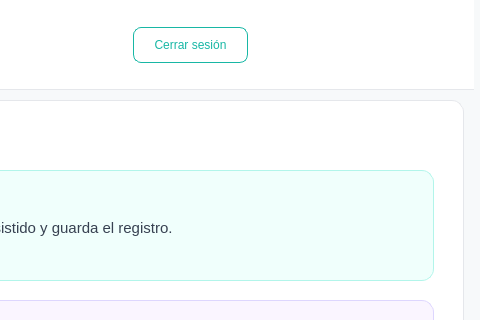
Before: the Qt Designer form Proyecto/src/vista/Ui/interfaz_entrenador_informacion.ui in smonts01/Ingenieria-del-software, drawn with Qt 5; both pictures show x 727 to 1207 and y 0 to 320 of the 1207 by 700 pixel window.
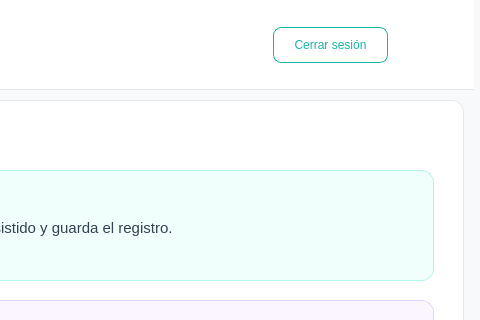
After: the same form once the commit is applied. Icons and pictures are not drawn.

The edit to the form file:
```diff
--- a/Proyecto/src/vista/Ui/interfaz_entrenador_informacion.ui
+++ b/Proyecto/src/vista/Ui/interfaz_entrenador_informacion.ui
@@ -151,7 +151,7 @@
     <widget class="QPushButton" name="btnCerrarSesion">
      <property name="geometry">
       <rect>
-       <x>860</x>
+       <x>1000</x>
        <y>27</y>
        <width>115</width>
        <height>36</height>
```
Left out of the diff: 15 changed lines with no effect on the pictures.
